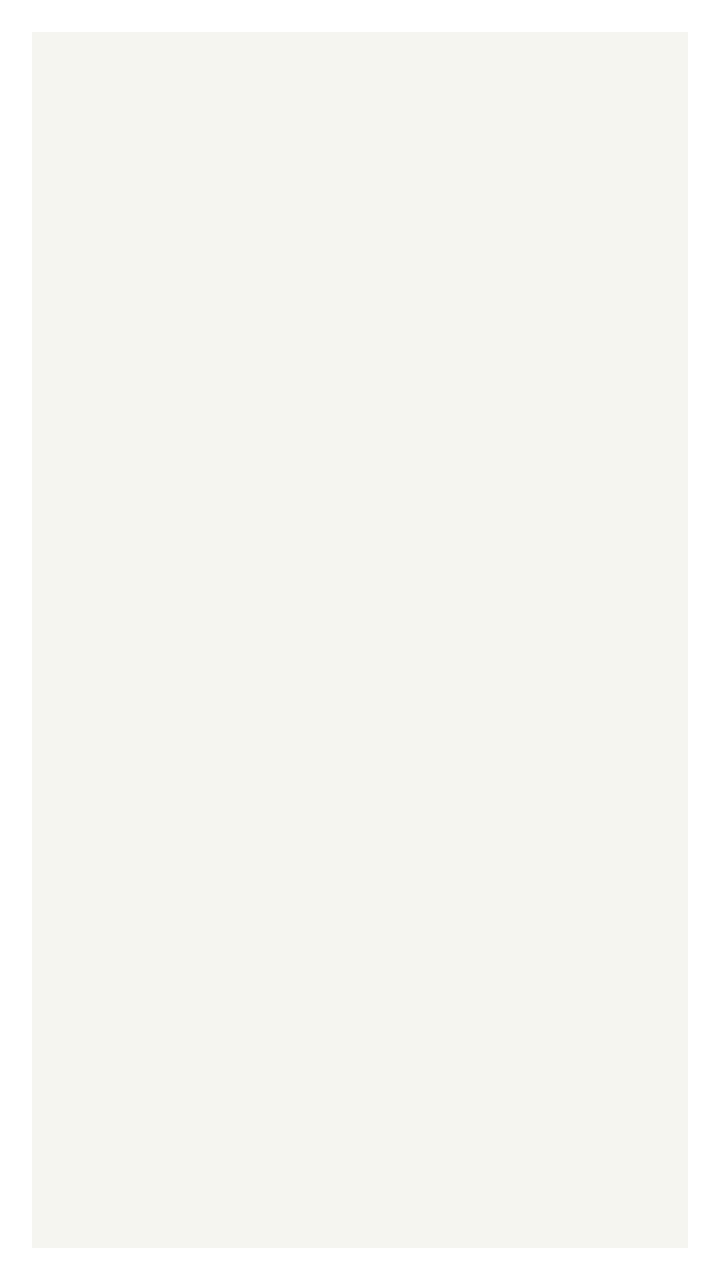
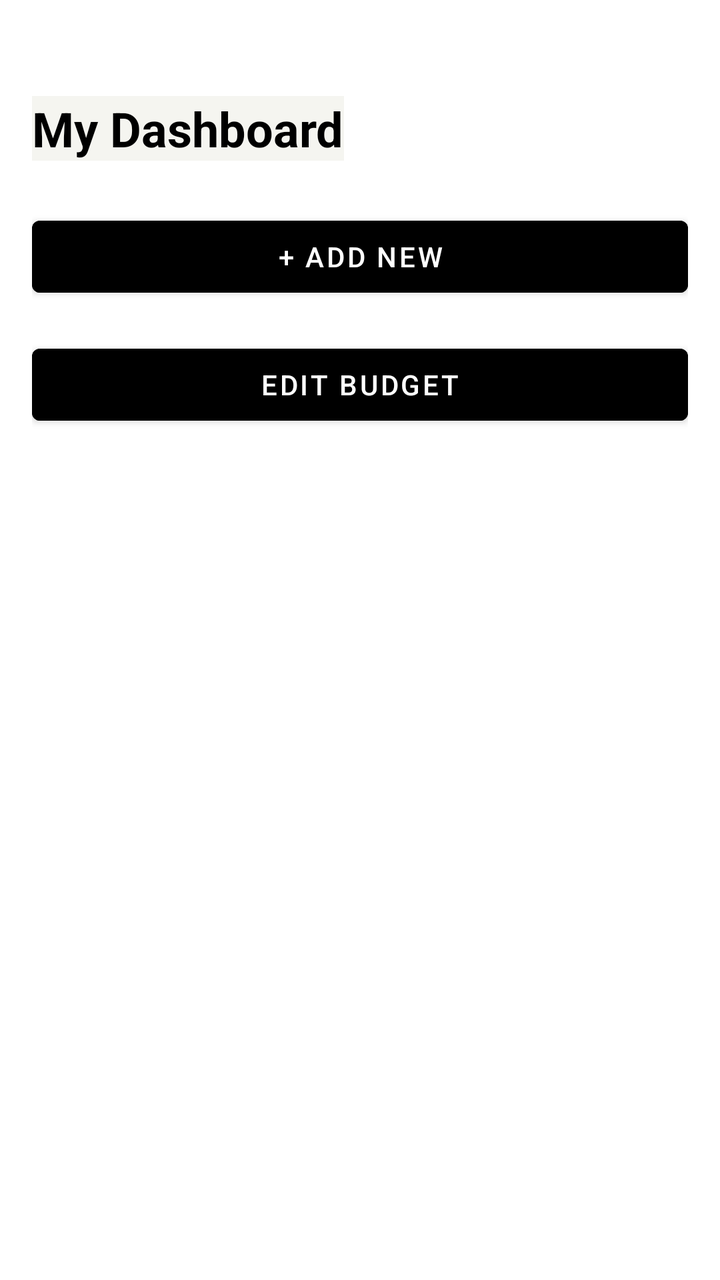

Two renders of the same Android screen: before a commit and after it. Below are the layout's source before the change and the commit's diff.
<!-- AndroidManifest.xml: application theme Theme.HarmonieBudgetAppKt -->
<!-- res/layout/fragment_home.xml -->
<?xml version="1.0" encoding="utf-8"?>
<androidx.constraintlayout.widget.ConstraintLayout
    xmlns:android="http://schemas.android.com/apk/res/android"
    xmlns:app="http://schemas.android.com/apk/res-auto"
    android:layout_width="match_parent"
    android:layout_height="match_parent"
    android:background="#FFFFFF"
    android:padding="16dp">

    
    <androidx.recyclerview.widget.RecyclerView
        android:id="@+id/rv_more_options"
        android:layout_width="match_parent"
        android:layout_height="match_parent"
        app:layoutManager="androidx.recyclerview.widget.LinearLayoutManager" />

</androidx.constraintlayout.widget.ConstraintLayout>
<!-- resources referenced by this layout -->
<resources>
  <style name="Theme.HarmonieBudgetAppKt" parent="Theme.MaterialComponents.DayNight.NoActionBar">
          <item name="colorPrimary">#007AFF</item>
          <item name="colorPrimaryVariant">#007AFF</item>
          <item name="colorOnPrimary">#FFFFFF</item>
          <item name="colorSecondary">#34C759</item>
          <item name="colorOnSecondary">#FFFFFF</item>
          <item name="android:statusBarColor">#F5F5F0</item>
          <item name="android:windowLightStatusBar">true</item>
          <item name="android:background">#F5F5F0</item>
      </style>
</resources>

<!-- the commit's change to res/layout/fragment_home.xml (unified diff, before → after) -->
@@ -8,10 +8,42 @@
     android:padding="16dp">
 
     
-    <androidx.recyclerview.widget.RecyclerView
-        android:id="@+id/rv_more_options"
-        android:layout_width="match_parent"
-        android:layout_height="match_parent"
-        app:layoutManager="androidx.recyclerview.widget.LinearLayoutManager" />
+    <TextView
+        android:id="@+id/tv_dashboard_title"
+        android:layout_width="wrap_content"
+        android:layout_height="wrap_content"
+        android:text="@string/my_dashboard"
+        android:textSize="24sp"
+        android:textColor="#000000"
+        android:textStyle="bold"
+        app:layout_constraintTop_toTopOf="parent"
+        app:layout_constraintStart_toStartOf="parent"
+        android:layout_marginTop="32dp" />
+
+    
+    <Button
+        android:id="@+id/btn_add_new"
+        android:layout_width="0dp"
+        android:layout_height="wrap_content"
+        android:text="@string/add_new"
+        android:backgroundTint="#000000"
+        android:textColor="#FFFFFF"
+        app:layout_constraintTop_toBottomOf="@id/tv_dashboard_title"
+        app:layout_constraintStart_toStartOf="parent"
+        app:layout_constraintEnd_toEndOf="parent"
+        android:layout_marginTop="24dp" />
+
+    
+    <Button
+        android:id="@+id/btn_edit_budget"
+        android:layout_width="0dp"
+        android:layout_height="wrap_content"
+        android:text="@string/edit_budget"
+        android:backgroundTint="#000000"
+        android:textColor="#FFFFFF"
+        app:layout_constraintTop_toBottomOf="@id/btn_add_new"
+        app:layout_constraintStart_toStartOf="parent"
+        app:layout_constraintEnd_toEndOf="parent"
+        android:layout_marginTop="16dp" />
 
 </androidx.constraintlayout.widget.ConstraintLayout>
<!-- resource entries referenced after the edit -->
@@ -1,5 +1,8 @@
 <!-- resources referenced by this layout -->
 <resources>
+  <string name="add_new">+ Add New</string>
+  <string name="edit_budget">Edit Budget</string>
+  <string name="my_dashboard">My Dashboard</string>
   <style name="Theme.HarmonieBudgetAppKt" parent="Theme.MaterialComponents.DayNight.NoActionBar">
           <item name="colorPrimary">#007AFF</item>
           <item name="colorPrimaryVariant">#007AFF</item>
